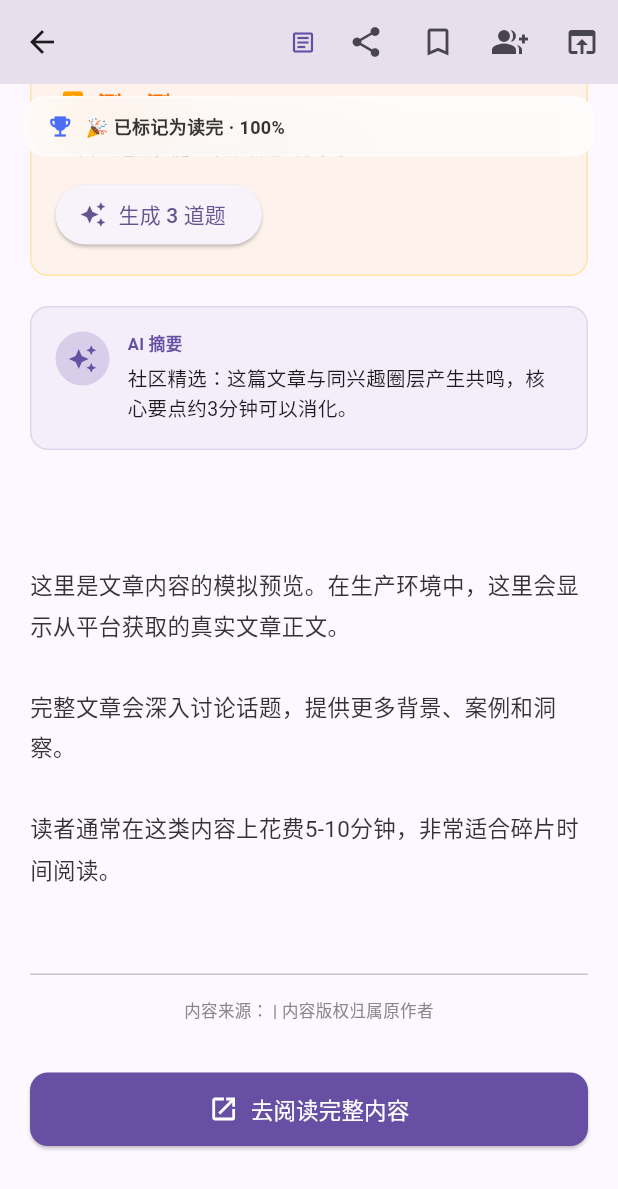
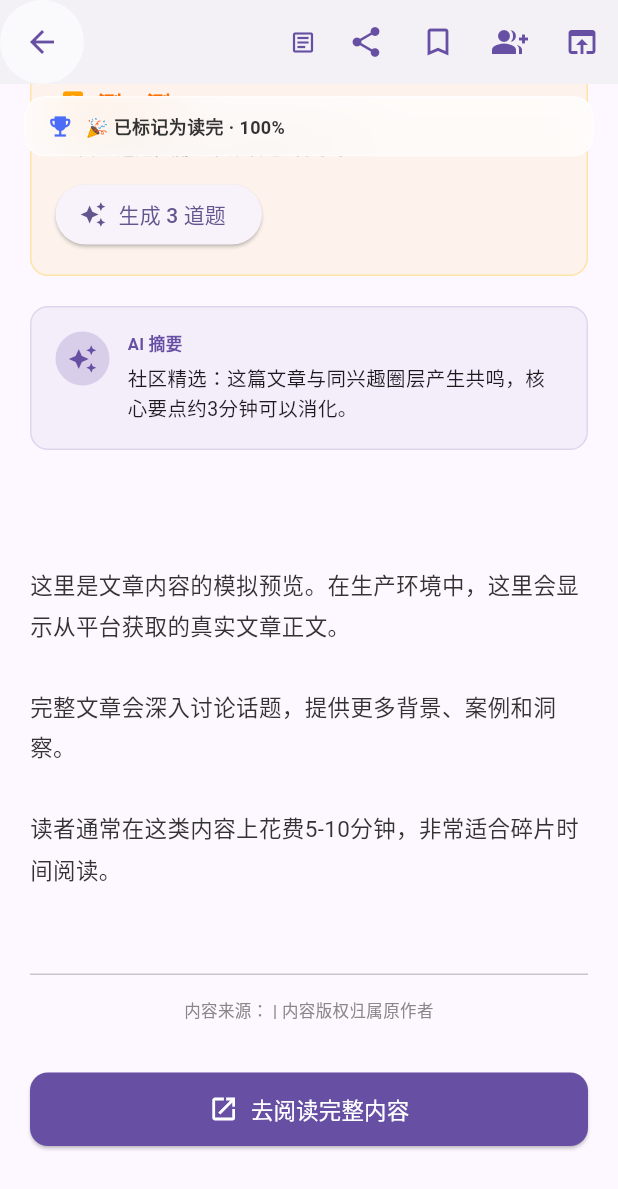
Before and after one commit to Ivan-ban998/fragment_time, a Flutter app: the ContentReaderScreen screen opened directly with empty values, scrolled down 144 dp, on a phone screen of 412 x 824 dp. Shown: the top 1189 px of the screen. Run offline on Flutter 3.47's test engine with Material 3 defaults, Android fonts, the phone set to English and light mode, and no system bars; our stand-ins replace just_audio, shared_preferences; missing offline and left inert: dart:html, dart:js_interop, dart:ui_web; accounts and stored records are empty.

Commit message:
fix: 详情页 AppBar 返回箭头 (6/19 00:01 Brien 反馈)
- Brien 反馈 '左上角缺返回箭头'
- 根因: AppBar 无 backgroundColor / foregroundColor = 默认透明 + theme 色
  在杏橘背景 content 下 leading Icons.arrow_back 几乎看不见
- 修: AppBar backgroundColor: Colors.white.withOpacity(0.85) + elevation 0.5
  + foregroundColor: AppTheme.primary + leading 加圆形 Material 背景
- rebuild ?v=1781798574

🤖 协助 by 小O 🐙

```diff
--- a/lib/screens/content_reader_screen.dart
+++ b/lib/screens/content_reader_screen.dart
@@ -326,12 +326,21 @@ class _ContentReaderScreenState extends State<ContentReaderScreen> {
   Widget build(BuildContext context) {
     return Scaffold(
       appBar: AppBar(
-        leading: IconButton(
-          icon: Icon(Icons.arrow_back, size: 24 * scale),
-          // 6/14 v4 老人模式: 按钮点击区 48→64
-          padding: EdgeInsets.all(12 * scale),
-          constraints: BoxConstraints.tightFor(width: 48 * scale, height: 48 * scale),
-          onPressed: () => Navigator.pop(context),
+        // 6/19 修: AppBar 玻璃背景 + 0.8 elevation, 返 回头箭头能看清
+        backgroundColor: Colors.white.withOpacity(0.85),
+        foregroundColor: AppTheme.primary,
+        elevation: 0.5,
+        // 6/19 修: leading 返 回头加圆形背景 + 深色, 杏橘背景下能看见
+        leading: Material(
+          color: Colors.white.withOpacity(0.6),
+          shape: const CircleBorder(),
+          child: IconButton(
+            icon: Icon(Icons.arrow_back, size: 24 * scale, color: AppTheme.primary),
+            // 6/14 v4 老人模式: 按钮点击区 48→64
+            padding: EdgeInsets.all(12 * scale),
+            constraints: BoxConstraints.tightFor(width: 48 * scale, height: 48 * scale),
+            onPressed: () => Navigator.pop(context),
+          ),
         ),
         title: Row(
           mainAxisSize: MainAxisSize.min,
```
